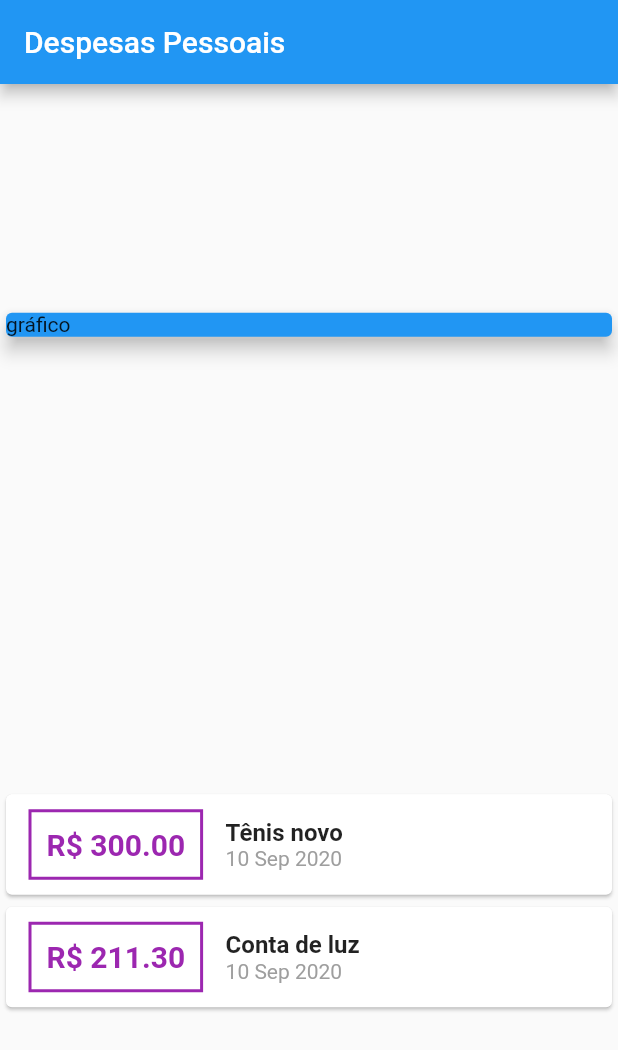
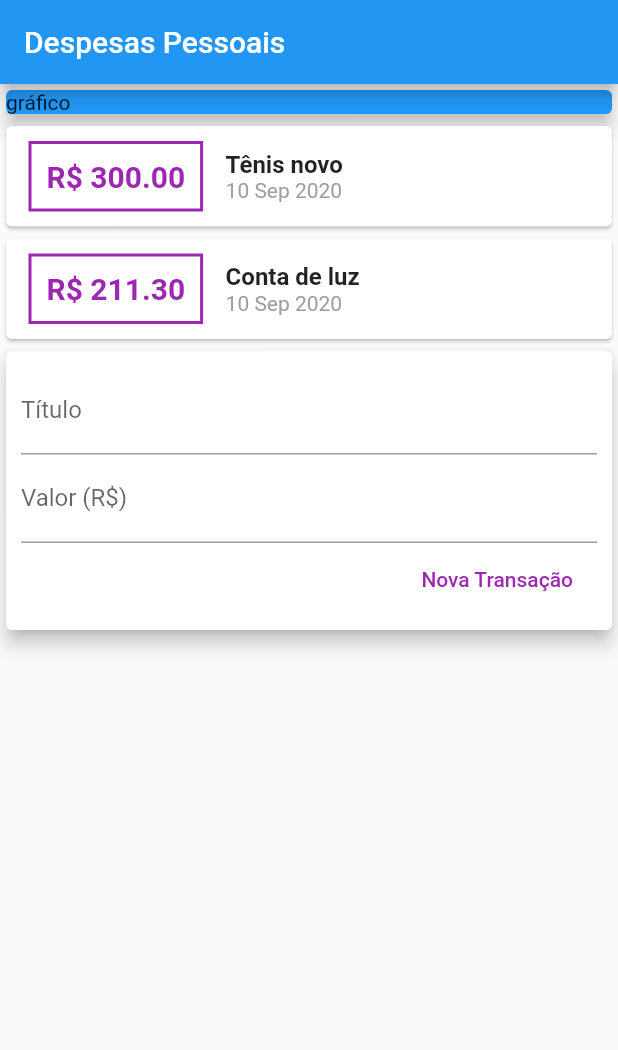
Before and after one commit to italosilva07/Udemy-Flutter-Cod3rCursosOnline-App_Despesas_Pessoais, a Flutter app: the screen it shows after launch, on a phone screen of 412 x 824 dp. Shown: the top 1050 px of the screen. Run offline on Flutter 3.47's test engine with Material 2 defaults, Android fonts, the phone set to English and light mode, and no system bars.

Commit message:
Adicionando Card para os textField e button

```diff
--- a/lib/main.dart
+++ b/lib/main.dart
@@ -36,7 +36,6 @@ class MyHomePage extends StatelessWidget {
         title: Text("Despesas Pessoais"),
       ),
       body: Column(
-        mainAxisAlignment: MainAxisAlignment.spaceAround,
         crossAxisAlignment: CrossAxisAlignment.stretch,
         children: <Widget>[
           Container(
@@ -93,6 +92,38 @@ class MyHomePage extends StatelessWidget {
                     ))
                 .toList(),
           ),
+          Card(
+            elevation: 5,
+            child: Padding(
+              padding: const EdgeInsets.all(10),
+              child: Column(
+                children: <Widget>[
+                  TextField(
+                    decoration: InputDecoration(
+                      labelText: "Título",
+                    ),
+                  ),
+                  TextField(
+                    decoration: InputDecoration(
+                      labelText: "Valor (R\$)",
+                    ),
+                  ),
+                  Row(
+                    mainAxisAlignment: MainAxisAlignment.end,
+                    children: <Widget>[
+                      FlatButton(
+                        onPressed: () {},
+                        child: Text(
+                          "Nova Transação",
+                        ),
+                        textColor: Colors.purple,
+                      ),
+                    ],
+                  ),
+                ],
+              ),
+            ),
+          ),
         ],
       ),
     );
```
